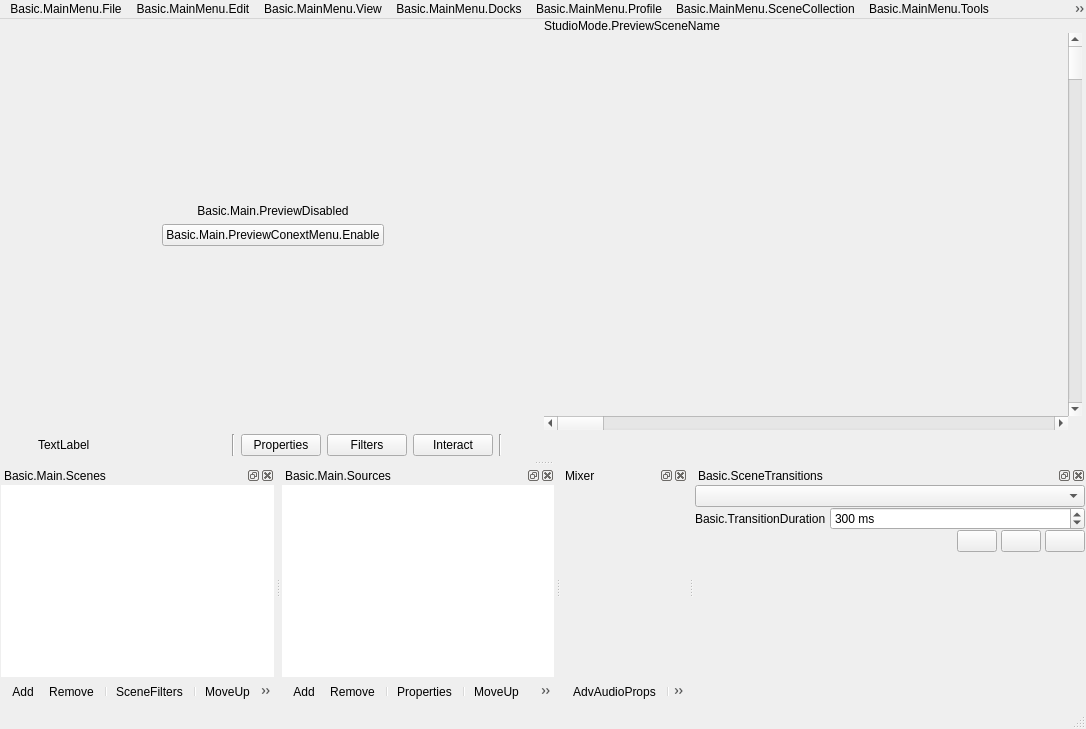
Above: UI/forms/OBSBasic.ui from obsproject/obs-studio before the change. Below: the same form after it.
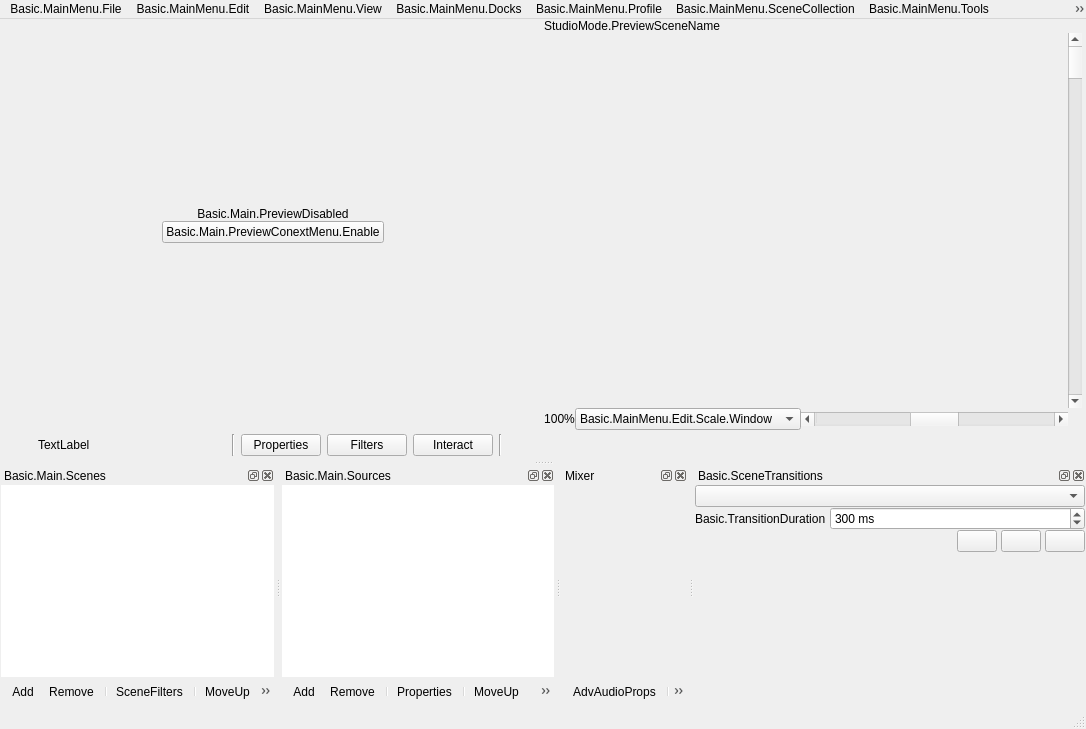
That is the form after the change. Icons and pictures are not drawn. Custom widgets are drawn as their Qt base class.

Commit message: UI: Add preview scaling controls

```diff
--- a/UI/forms/OBSBasic.ui
+++ b/UI/forms/OBSBasic.ui
@@ -69,6 +69,21 @@
            </sizepolicy>
           </property>
           <layout class="QVBoxLayout" name="verticalLayout_7">
+           <property name="spacing">
+            <number>0</number>
+           </property>
+           <property name="leftMargin">
+            <number>1</number>
+           </property>
+           <property name="topMargin">
+            <number>1</number>
+           </property>
+           <property name="rightMargin">
+            <number>1</number>
+           </property>
+           <property name="bottomMargin">
+            <number>1</number>
+           </property>
            <item>
             <spacer name="verticalSpacer_2">
              <property name="orientation">
@@ -152,10 +167,23 @@
          </widget>
         </item>
         <item>
+         <widget class="QWidget" name="previewContainer" native="true">
          <layout class="QVBoxLayout" name="previewTextLayout">
           <property name="spacing">
            <number>0</number>
           </property>
+           <property name="leftMargin">
+            <number>0</number>
+           </property>
+           <property name="topMargin">
+            <number>0</number>
+           </property>
+           <property name="rightMargin">
+            <number>0</number>
+           </property>
+           <property name="bottomMargin">
+            <number>0</number>
+           </property>
           <item>
            <widget class="QLabel" name="previewLabel">
             <property name="sizePolicy">
@@ -180,14 +208,7 @@
             <property name="spacing">
              <number>0</number>
             </property>
-            <item row="2" column="0">
-             <widget class="QScrollBar" name="previewXScrollBar">
-              <property name="orientation">
-               <enum>Qt::Horizontal</enum>
-              </property>
-             </widget>
-            </item>
-            <item row="1" column="0">
+             <item row="1" column="0" colspan="2">
              <widget class="OBSBasicPreview" name="preview" native="true">
               <property name="sizePolicy">
                <sizepolicy hsizetype="Expanding" vsizetype="Expanding">
@@ -210,7 +231,77 @@
               <addaction name="actionRemoveSource"/>
              </widget>
             </item>
-            <item row="1" column="1">
+             <item row="2" column="1">
+              <widget class="QWidget" name="previewXContainer" native="true">
+               <layout class="QHBoxLayout" name="horizontalLayout_7">
+                <property name="spacing">
+                 <number>0</number>
+                </property>
+                <property name="leftMargin">
+                 <number>0</number>
+                </property>
+                <property name="topMargin">
+                 <number>0</number>
+                </property>
+                <property name="rightMargin">
+                 <number>0</number>
+                </property>
+                <property name="bottomMargin">
+                 <number>0</number>
+                </property>
+                <item>
+                 <widget class="OBSPreviewScalingLabel" name="previewScalePercent">
+                  <property name="text">
+                   <string>100%</string>
+                  </property>
+                  <property name="alignment">
+                   <set>Qt::AlignCenter</set>
+                  </property>
+                 </widget>
+                </item>
+                <item>
+                 <widget class="OBSPreviewScalingComboBox" name="previewScalingMode">
+                  <item>
+                   <property name="text">
+                    <string>Basic.MainMenu.Edit.Scale.Window</string>
+                   </property>
+                  </item>
+                  <item>
+                   <property name="text">
+                    <string>Basic.MainMenu.Edit.Scale.Canvas</string>
+                   </property>
+                  </item>
+                 </widget>
+                </item>
+                <item>
+                 <widget class="QScrollBar" name="previewXScrollBar">
+                  <property name="sizePolicy">
+                   <sizepolicy hsizetype="MinimumExpanding" vsizetype="Fixed">
+                    <horstretch>0</horstretch>
+                    <verstretch>0</verstretch>
+                   </sizepolicy>
+                  </property>
+                  <property name="minimum">
+                   <number>-200</number>
+                  </property>
+                  <property name="maximum">
+                   <number>200</number>
+                  </property>
+                  <property name="singleStep">
+                   <number>10</number>
+                  </property>
+                  <property name="pageStep">
+                   <number>100</number>
+                  </property>
+                  <property name="orientation">
+                   <enum>Qt::Horizontal</enum>
+                  </property>
+                 </widget>
+                </item>
+               </layout>
+              </widget>
+             </item>
+             <item row="1" column="2">
              <widget class="QScrollBar" name="previewYScrollBar">
               <property name="orientation">
                <enum>Qt::Vertical</enum>
@@ -220,6 +311,7 @@
            </layout>
           </item>
          </layout>
+         </widget>
         </item>
        </layout>
       </item>
@@ -2171,6 +2263,16 @@
    <header>window-dock.hpp</header>
    <container>1</container>
   </customwidget>
+  <customwidget>
+   <class>OBSPreviewScalingLabel</class>
+   <extends>QLabel</extends>
+   <header>window-basic-preview-controls.hpp</header>
+  </customwidget>
+  <customwidget>
+   <class>OBSPreviewScalingComboBox</class>
+   <extends>QComboBox</extends>
+   <header>window-basic-preview-controls.hpp</header>
+  </customwidget>
  </customwidgets>
  <resources>
   <include location="obs.qrc"/>
```
Lines whose indentation alone changed are shown as unchanged. The commit also changes 10 other files.
